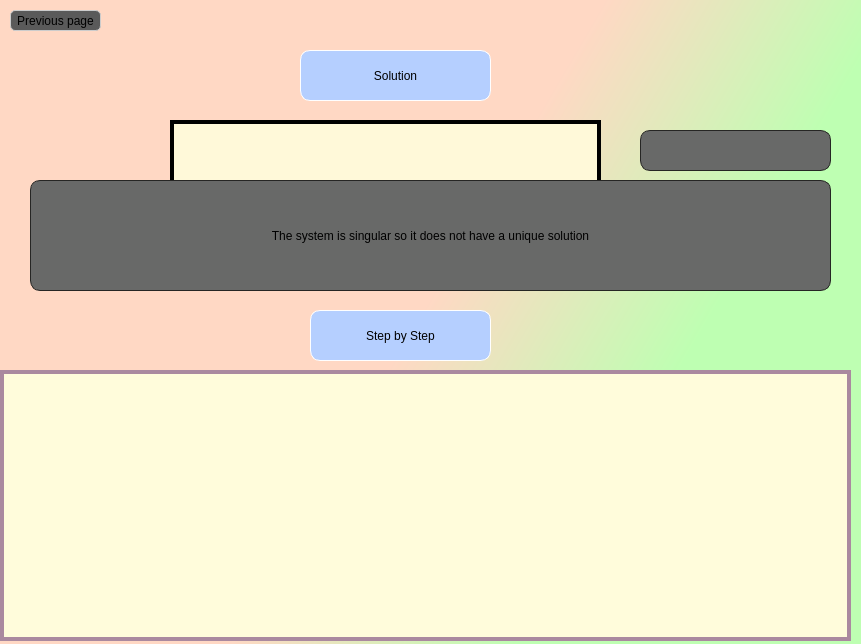
This is designs/outPutWindow.ui in Omar-Eldawy/Numerical-project as Qt 5 draws it before an edit. The edited form follows.
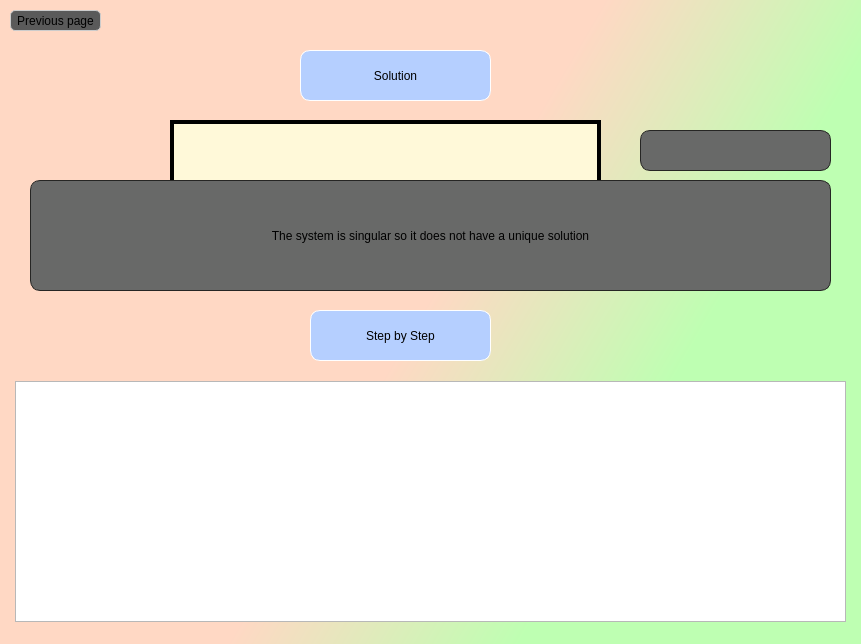
This is the edited form. Icons and pictures are not drawn.

What changed in the file:
```diff
--- a/designs/outPutWindow.ui
+++ b/designs/outPutWindow.ui
@@ -215,50 +215,16 @@
      <set>Qt::AlignCenter</set>
     </property>
    </widget>
-  </widget>
-  <widget class="QWidget" name="widget_2" native="true">
-   <property name="geometry">
-    <rect>
-     <x>0</x>
-     <y>370</y>
-     <width>851</width>
-     <height>271</height>
-    </rect>
-   </property>
-   <property name="styleSheet">
-    <string notr="true">background-color: rgb(85, 80, 26);
-border-color: rgb(85, 85, 57);
-border:2.2px solid;</string>
-   </property>
-   <layout class="QGridLayout" name="gridLayout_3">
-    <item row="0" column="0">
-     <widget class="QScrollArea" name="equationsArea">
-      <property name="styleSheet">
-       <string notr="true">background-color: rgb(255, 252, 219);
-border-color: rgb(170, 137, 159);
-border-size: 2px;</string>
-      </property>
-      <property name="widgetResizable">
-       <bool>true</bool>
-      </property>
-      <widget class="QWidget" name="scrollAreaWidgetContents_2">
-       <property name="geometry">
-        <rect>
-         <x>0</x>
-         <y>0</y>
-         <width>835</width>
-         <height>255</height>
-        </rect>
-       </property>
-       <layout class="QGridLayout" name="gridLayout_5">
-        <item row="0" column="0">
-         <layout class="QGridLayout" name="gridLayout_6"/>
-        </item>
-       </layout>
-      </widget>
-     </widget>
-    </item>
-   </layout>
+   <widget class="QTableWidget" name="tableWidget">
+    <property name="geometry">
+     <rect>
+      <x>15</x>
+      <y>381</y>
+      <width>831</width>
+      <height>241</height>
+     </rect>
+    </property>
+   </widget>
   </widget>
  </widget>
  <resources/>
```
